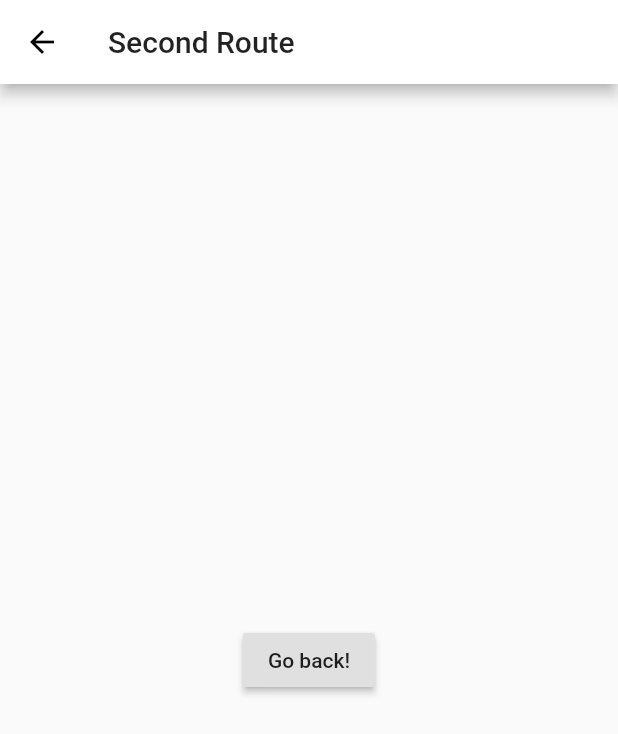
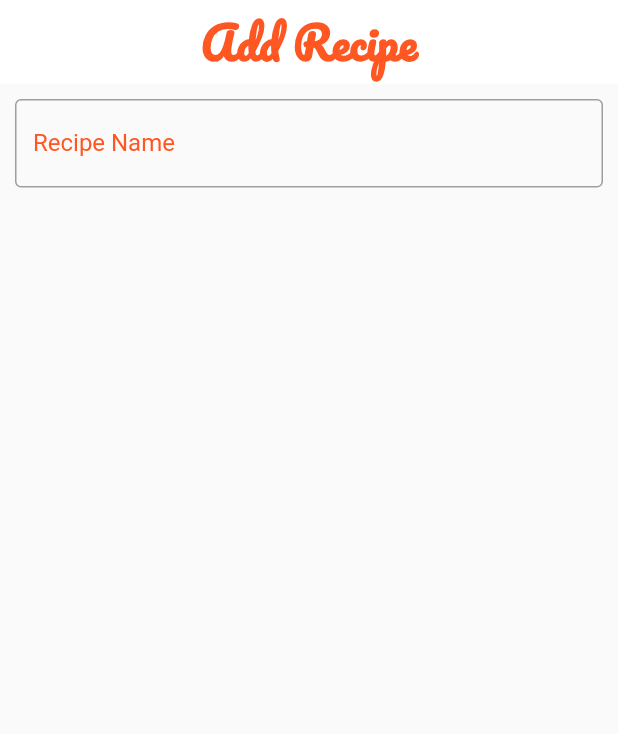
Before and after one commit to jmleep/Recipeasy, a Flutter app: the screen it shows after launch, after a tap on "New Recipe", on a phone screen of 412 x 824 dp. Shown: the top 734 px of the screen. Run offline on Flutter 3.47's test engine with Material 2 defaults, Android fonts, the phone set to English and light mode, and no system bars; our stand-ins replace google_fonts, sqflite; accounts and stored records are empty.

Commit message:
improved styling, added first textfield for new recip e route

```diff
--- a/lib/database/RecipeDataManager.dart
+++ b/lib/database/RecipeDataManager.dart
@@ -48,7 +48,6 @@ class RecipeDatabaseManager {
 
     final List<Map<String, dynamic>> maps = await db.query(RecipeDatabase.recipeTable);
 
-    // Convert the List<Map<String, dynamic> into a List<Dog>.
     return List.generate(maps.length, (i) {
       return Recipe(
         id: maps[i]['id'],
--- a/lib/database/RecipeDatabase.dart
+++ b/lib/database/RecipeDatabase.dart
@@ -29,7 +29,7 @@ class RecipeDatabase {
     return await openDatabase(
       // Set the path to the database.
       join(await getDatabasesPath(), databaseName),
-      // When the database is first created, create a table to store dogs.
+
       onCreate: (db, version) {
         // Run the CREATE TABLE statement on the database.
         db.execute(
--- a/lib/main.dart
+++ b/lib/main.dart
@@ -1,7 +1,10 @@
 import 'package:flutter/material.dart';
 import 'package:my_recipes/database/RecipeDataManager.dart';
+import 'package:my_recipes/widgets/recipe_app_bar.dart';
+import 'package:flutter/services.dart';
+import 'package:google_fonts/google_fonts.dart';
 import 'model/recipe.dart';
-import 'routes/add_recipe_route.dart';
+import 'routes/add_edit_recipe_route.dart';
 
 void main() {
   runApp(MyRecipeApp());
@@ -14,16 +17,17 @@ class MyRecipeApp extends StatelessWidget {
     return MaterialApp(
       title: 'My Recipes',
       theme: ThemeData(
-        primaryColor: Colors.white,
-        accentColor: Colors.deepOrange,
+        primaryColor: Colors.deepOrange,
+        accentColor: Colors.white,
         brightness: Brightness.light,
         visualDensity: VisualDensity.adaptivePlatformDensity,
       ),
       darkTheme: ThemeData(
-        accentColor: Colors.deepOrange,
+        primaryColor: Colors.deepOrange,
+        accentColor: Colors.black54,
         brightness: Brightness.dark,
       ),
-      home: Main(title: 'My Recipes'),
+      home: Main(title: 'My Recipes 🥘'),
     );
   }
 }
@@ -38,19 +42,46 @@ class Main extends StatefulWidget {
 }
 
 class _MainState extends State<Main> {
+
+  Future<List<Recipe>> recipes;
+
+  @override
+  void initState() {
+    super.initState();
+    recipes = RecipeDatabaseManager.allRecipes();
+  }
+
   @override
   Widget build(BuildContext context) {
     return FutureBuilder<List<Recipe>>(
-      future: RecipeDatabaseManager.allRecipes(),
+      future: recipes,
       builder: (BuildContext context, AsyncSnapshot<List<Recipe>> snapshot) {
         Widget child;
         if (snapshot.hasData && snapshot.data.length > 0) {
           child = ListView.separated(
               itemBuilder: (BuildContext context, int index) {
                 var recipeName = snapshot.data[index].name;
-                return ListTile(
-                  title: Text('$recipeName'),
-                );
+                return Dismissible(
+                    key: UniqueKey(),
+                    background: Container(color: Colors.red),
+                    onDismissed: (direction) async {
+                      HapticFeedback.mediumImpact();
+
+                      await RecipeDatabaseManager.deleteRecipe(snapshot.data[index]);
+                      var deletedRecipe = snapshot.data[index].name;
+                      snapshot.data.removeAt(index);
+                      setState(() {
+                        recipes = RecipeDatabaseManager.allRecipes();
+                      });
+
+                      Scaffold.of(context).showSnackBar(SnackBar(content: Text("$deletedRecipe deleted")));
+                    },
+                    child: ListTile(
+                      title: Text('$recipeName'),
+                      onTap: () {
+                        HapticFeedback.mediumImpact();
+                      },
+                    ));
               },
               separatorBuilder: (BuildContext context, int index) => Divider(),
               itemCount: snapshot.data.length);
@@ -61,27 +92,34 @@ class _MainState extends State<Main> {
         }
 
         return Scaffold(
-          appBar: AppBar(
-              title: Text(widget.title,
-                  style: TextStyle(
-                      color: Colors.deepOrange,
-                      fontWeight: FontWeight.bold,
-                      fontStyle: FontStyle.italic,
-                      fontSize: 30)),
-              elevation: 0.0,
-              centerTitle: true,
-              brightness: Brightness.dark),
+          appBar: RecipeAppBar(title: widget.title),
           body: Center(child: child),
+          backgroundColor: Theme.of(context).accentColor,
           floatingActionButton: FloatingActionButton.extended(
             onPressed: () {
+              HapticFeedback.mediumImpact();
+
+              // TODO: remove
+              Recipe r = new Recipe(name: 'Carbonara a la Virginia', notes: 'yum!', meatContent: MeatContent.meat);
+              RecipeDatabaseManager.upsertRecipe(r);
+
+              setState(() {
+                recipes = RecipeDatabaseManager.allRecipes();
+              });
+
               Navigator.push(
                 context,
-                MaterialPageRoute(builder: (context) => SecondRoute()),
+                MaterialPageRoute(builder: (context) => AddEditRecipe()),
               );
+
+
             },
-            tooltip: 'Increment',
-            icon: Icon(Icons.note_add),
-            label: Text('New Recipe'),
+            backgroundColor: Theme.of(context).primaryColor,
+            icon: Icon(Icons.note_add, color: Colors.white,),
+            label: Text('New Recipe', style: GoogleFonts.pacifico(
+              color: Colors.white,
+              fontSize: 20,
+            ),),
           ),
         );
       },
--- /dev/null
+++ b/lib/routes/add_edit_recipe_route.dart
@@ -0,0 +1,28 @@
+import 'package:flutter/cupertino.dart';
+import 'package:flutter/material.dart';
+import 'package:my_recipes/util/widget_styles.dart';
+import 'package:my_recipes/widgets/recipe_app_bar.dart';
+
+class AddEditRecipe extends StatelessWidget {
+
+  @override
+  Widget build(BuildContext context) {
+    return Scaffold(
+      appBar: RecipeAppBar(
+        title: "Add Recipe",
+        isPrimary: false,
+      ),
+      body: Form(
+          child: Padding(
+            padding: const EdgeInsets.all(10), child: Column(
+            crossAxisAlignment: CrossAxisAlignment.center,
+            children: <Widget>[
+              TextFormField(
+                decoration: ReusableStyleWidget.inputDecoration(context, 'Recipe Name')
+              )
+            ],
+          ),)
+      ),
+    );
+  }
+}
--- a/lib/routes/add_recipe_route.dart
+++ /dev/null
@@ -1,20 +0,0 @@
-import 'package:flutter/material.dart';
-
-class SecondRoute extends StatelessWidget {
-  @override
-  Widget build(BuildContext context) {
-    return Scaffold(
-      appBar: AppBar(
-        title: Text("Second Route"),
-      ),
-      body: Center(
-        child: RaisedButton(
-          onPressed: () {
-            Navigator.pop(context);
-          },
-          child: Text('Go back!'),
-        ),
-      ),
-    );
-  }
-}
--- /dev/null
+++ b/lib/util/widget_styles.dart
@@ -0,0 +1,17 @@
+import 'package:flutter/material.dart';
+
+class ReusableStyleWidget {
+  static InputDecoration inputDecoration(BuildContext context, String hint) {
+    return InputDecoration(
+        //hintText: hint,
+        labelText: hint,
+        labelStyle: TextStyle(color: Theme.of(context).primaryColor),
+        floatingLabelBehavior: FloatingLabelBehavior.auto,
+        focusColor: Theme.of(context).primaryColor,
+        //hintStyle: TextStyle(color: Colors.deepOrange),
+        focusedBorder: const OutlineInputBorder(
+            borderSide: const BorderSide(color: Colors.deepOrange)),
+        enabledBorder: const OutlineInputBorder(
+            borderSide: const BorderSide(color: Colors.grey)));
+  }
+}
--- /dev/null
+++ b/lib/widgets/recipe_app_bar.dart
@@ -0,0 +1,27 @@
+import 'package:flutter/material.dart';
+import 'package:google_fonts/google_fonts.dart';
+
+class RecipeAppBar extends StatelessWidget implements PreferredSizeWidget {
+  final String title;
+  final bool isPrimary;
+
+  RecipeAppBar({this.title, this.isPrimary = true});
+
+  @override
+  Widget build(BuildContext context) {
+    return AppBar(
+        title: Text(title,
+            style: GoogleFonts.pacifico(
+              color: Theme.of(context).primaryColor,
+              fontSize: 30,
+              fontWeight: FontWeight.bold,
+              )),
+        elevation: 0.0,
+        centerTitle: true,
+        brightness: Brightness.dark,
+        backgroundColor: Theme.of(context).accentColor,);
+  }
+
+  @override
+  Size get preferredSize => Size.fromHeight(kToolbarHeight);
+}
--- a/pubspec.yaml
+++ b/pubspec.yaml
@@ -25,6 +25,7 @@ dependencies:
     sdk: flutter
   sqflite: ^1.3.0
   path: ^1.6.0
+  google_fonts: 1.1.0
   cupertino_icons: ^0.1.3
 
 dev_dependencies:
```
Also changed, not shown: pubspec.lock.
